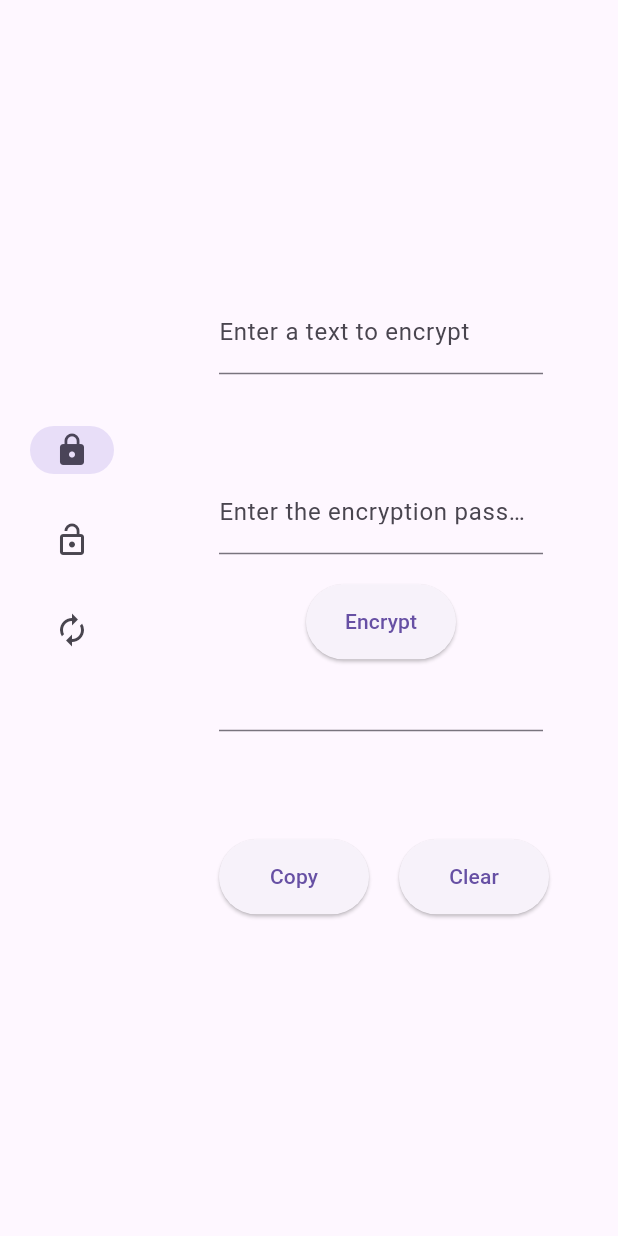
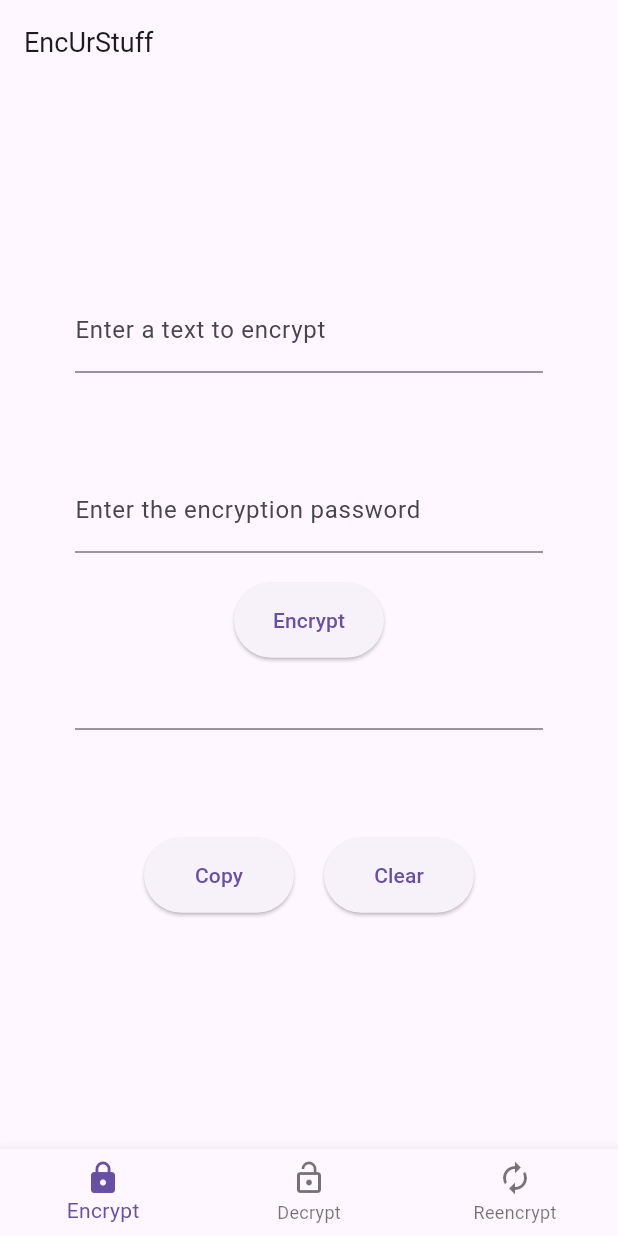
Before and after one commit to willotavio/enc-flutter, a Flutter app: the screen it shows after launch, on a phone screen of 412 x 824 dp. Run offline on Flutter 3.47's test engine with Material 3 defaults, Android fonts, the phone set to English and light mode, and no system bars; missing offline and left inert: pointycastle.

Commit message:
Change NavigationRail to BottomNavigationBar

```diff
--- a/lib/main.dart
+++ b/lib/main.dart
@@ -14,7 +14,7 @@ class MainApp extends StatelessWidget{
     return MaterialApp(
       title: "Enc-Flutter",
       darkTheme: ThemeData.dark(
-        useMaterial3: true,
+        useMaterial3: true
       ),
       home: HomePage()
     );
@@ -50,49 +50,23 @@ class _HomePageState extends State<HomePage> {
     return LayoutBuilder(
       builder: (context, constraints){
         return Scaffold(
-          body: Row(
-            children: [
-              Center(
-                child: Container(
-                  height: 300,
-                  child: SafeArea(
-                    child: NavigationRail(
-                      extended: constraints.maxWidth >= 600,
-                      destinations: [
-                        NavigationRailDestination(
-                          icon: Icon(Icons.lock),
-                          label: Text("Encryption"),
-                          padding: EdgeInsets.all(8),
-                        ),
-                        NavigationRailDestination(
-                          icon: Icon(Icons.lock_open),
-                          label: Text("Decryption"),
-                          padding: EdgeInsets.all(8),
-                        ),
-                        NavigationRailDestination(
-                          icon: Icon(Icons.autorenew),
-                          label: Text("Reencryption"),
-                          padding: EdgeInsets.all(8),
-                        ),
-                      ],
-                      selectedIndex: selectedIndex,
-                      onDestinationSelected: (value) {
-                        setState(() {
-                          selectedIndex = value;
-                        });
-                      },
-                    ),
-                  ),
-                ),
-              ),
-              Expanded(
-                child: Container(
-                  color: Theme.of(context).colorScheme.primaryContainer,
-                  child: page,
-                ),
-              ),
+          appBar: AppBar(
+            title: Text("EncUrStuff", style: TextStyle(fontSize: 18)),
+          ),
+          bottomNavigationBar: BottomNavigationBar(
+            items: [
+              BottomNavigationBarItem(icon: Icon(Icons.lock), label: "Encrypt"),
+              BottomNavigationBarItem(icon: Icon(Icons.lock_open), label: "Decrypt"),
+              BottomNavigationBarItem(icon: Icon(Icons.autorenew), label: "Reencrypt"),
             ],
+            currentIndex: selectedIndex,
+            onTap: (value) => {
+              setState(() {
+                selectedIndex = value;
+              })
+            },
           ),
+          body: page,
         );
       }
     );
```
